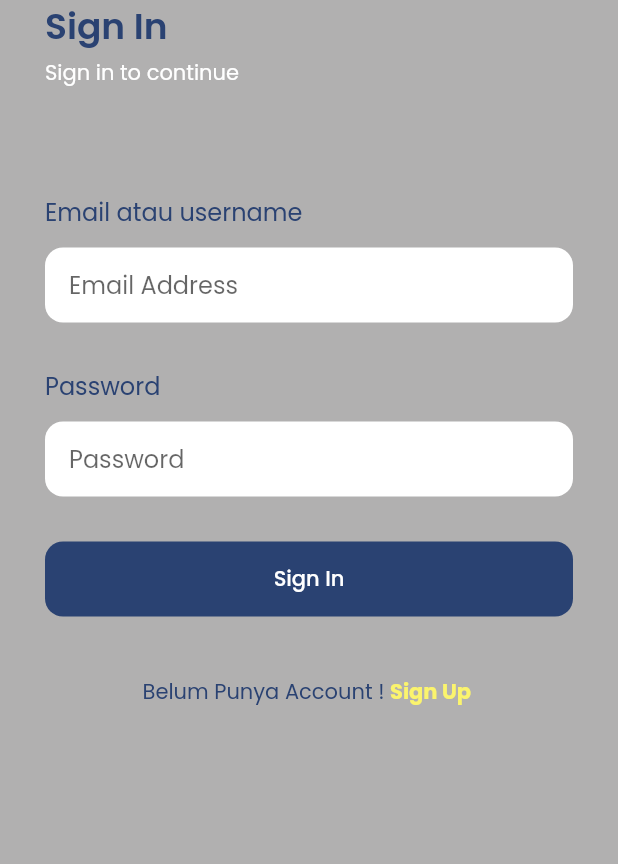
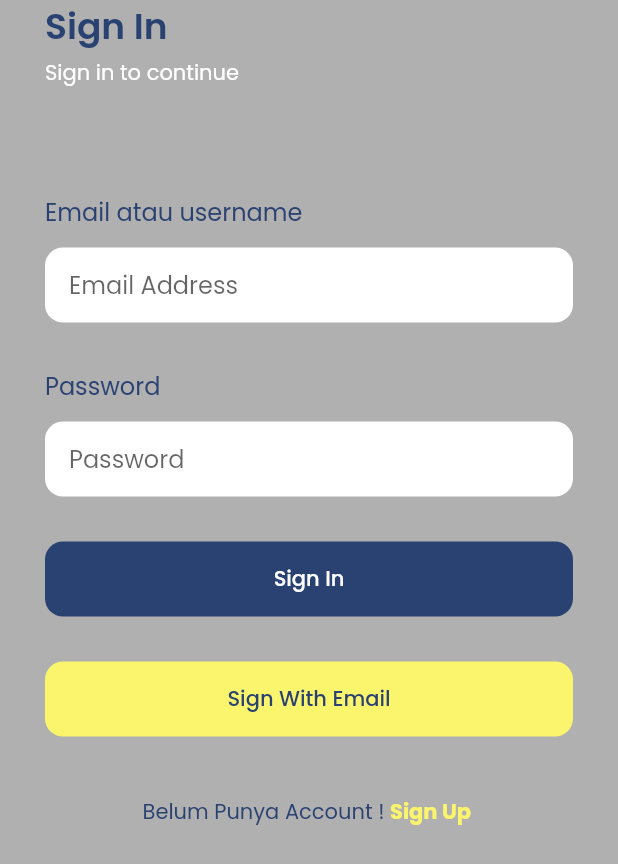
Before and after one commit to lirta/project_app, a Flutter app: the LoginPage screen opened by its route, on a phone screen of 412 x 824 dp. Shown: the top 864 px of the screen. Run offline on Flutter 3.47's test engine with Material 2 defaults, Android fonts, the phone set to English and light mode, and no system bars; our stand-ins replace another_flushbar, device_info, google_fonts, google_sign_in, image_picker, location and 1 more; missing offline and left inert: imei_plugin, onesignal_flutter; accounts and stored records are empty; network calls fail.

Commit message:
sign in with google

```diff
--- a/lib/pages/login_page.dart
+++ b/lib/pages/login_page.dart
@@ -1,5 +1,6 @@
 import 'package:another_flushbar/flushbar.dart';
 import 'package:flutter/material.dart';
+import 'package:google_sign_in/google_sign_in.dart';
 import 'package:my_first/provider/auth_provider.dart';
 import 'package:my_first/theme.dart';
 
@@ -185,6 +186,29 @@ class _LoginPageState extends State<LoginPage> {
       );
     }
 
+    Widget loginEmail() {
+      return Container(
+        height: 50,
+        width: double.infinity,
+        margin: EdgeInsets.only(top: 30),
+        child: TextButton(
+          onPressed: () {
+            GoogleSignIn().signIn();
+          },
+          style: TextButton.styleFrom(
+              backgroundColor: yColor,
+              shape: RoundedRectangleBorder(
+                  borderRadius: BorderRadius.circular(12))),
+          child: isLoading == false
+              ? Text('Sign With Email', style: bTextStyle)
+              : CircularProgressIndicator(
+                  strokeWidth: 2,
+                  valueColor: AlwaysStoppedAnimation(whiteColor),
+                ),
+        ),
+      );
+    }
+
     Widget registrasi() {
       return Container(
         margin: EdgeInsets.only(top: 40),
@@ -213,6 +237,7 @@ class _LoginPageState extends State<LoginPage> {
       backgroundColor: primaryColor,
       resizeToAvoidBottomInset: false,
       body: SafeArea(
+        child: SingleChildScrollView(
           child: Container(
             margin: EdgeInsets.symmetric(horizontal: defaultMargin),
             child: Column(
@@ -222,8 +247,10 @@ class _LoginPageState extends State<LoginPage> {
                 email(),
                 password(),
                 loginBotton(),
+                loginEmail(),
                 registrasi()
               ],
+            ),
           ),
         ),
       ),
```
Also changed, not shown: lib/main.dart (+11 -0 lines), lib/pages/home_page.dart (+10 -1 lines), pubspec.yaml (+11 -17 lines), pubspec.lock, 3 other files. Lines whose indentation alone changed are shown as unchanged.
